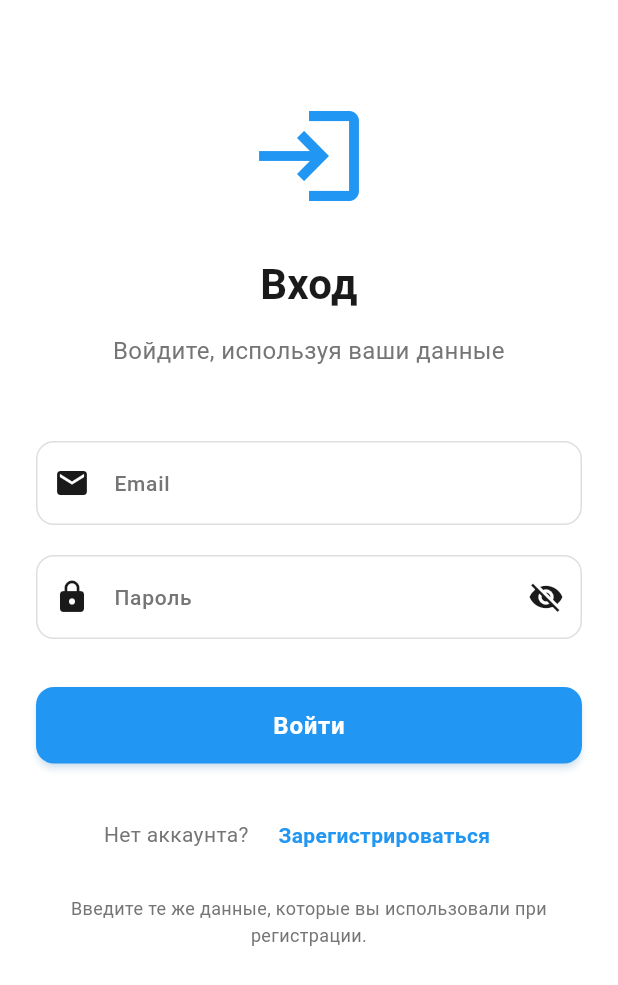
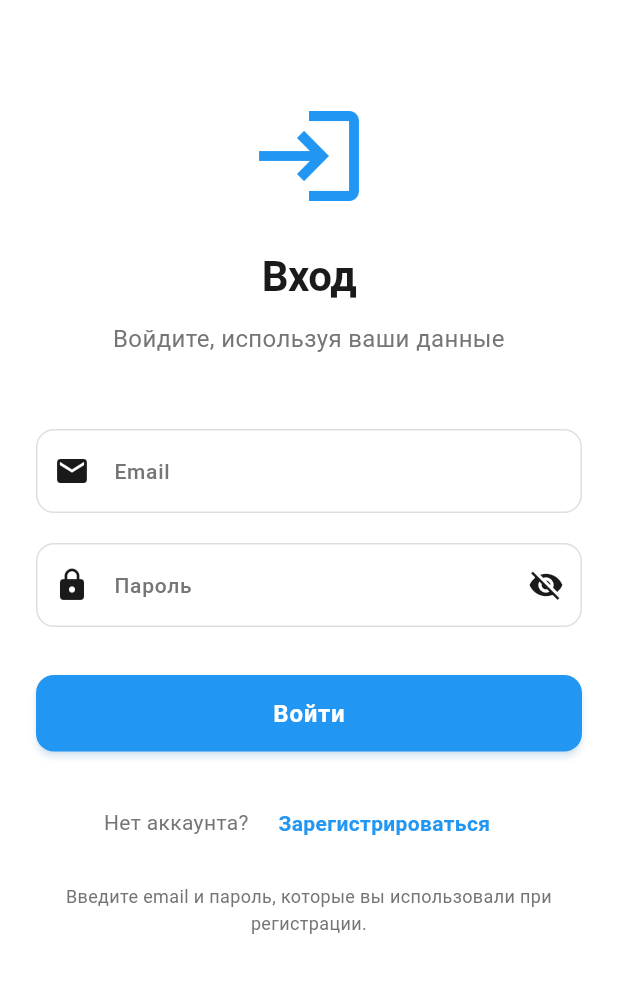
Before and after one commit to Asylbek2007/State_project, a Flutter app: the screen it shows after launch, after a tap on "Войти", on a phone screen of 412 x 824 dp. Shown: the top 985 px of the screen. Run offline on Flutter 3.47's test engine with Material 3 defaults, Android fonts, the phone set to English and light mode, and no system bars; our stand-ins replace carousel_slider, flutter_riverpod, flutter_secure_storage, googleapis_auth, qr_flutter, shared_preferences; missing offline and left inert: googleapis.

Commit message:
Update login_page.dart

```diff
--- a/lib/features/auth/presentation/pages/login_page.dart
+++ b/lib/features/auth/presentation/pages/login_page.dart
@@ -41,12 +41,10 @@ class LoginPage extends ConsumerWidget {
                 ),
                 const SizedBox(height: 24),
                 // Title
-                const Text(
+                Text(
                   'Вход',
-                  style: TextStyle(
-                    fontSize: 28,
+                  style: Theme.of(context).textTheme.displayMedium?.copyWith(
                     fontWeight: FontWeight.bold,
-                    color: AppTheme.textPrimary,
                   ),
                   textAlign: TextAlign.center,
                 ),
@@ -87,10 +85,10 @@ class LoginPage extends ConsumerWidget {
                 // Login Form
                 LoginForm(
                   isLoading: state.isLoading,
-                  onSubmit: (fullName, surname, studyGroup) {
+                  onSubmit: (email, password) {
                     ref
                         .read(authProvider.notifier)
-                        .loginUser(fullName, surname, studyGroup);
+                        .loginUser(email, password);
                   },
                 ),
                 const SizedBox(height: 24),
@@ -117,7 +115,7 @@ class LoginPage extends ConsumerWidget {
                 const SizedBox(height: 16),
                 // Info text
                 const Text(
-                  'Введите те же данные, которые вы использовали при регистрации.',
+                  'Введите email и пароль, которые вы использовали при регистрации.',
                   style: TextStyle(
                     fontSize: 12,
                     color: AppTheme.textSecondary,
```
